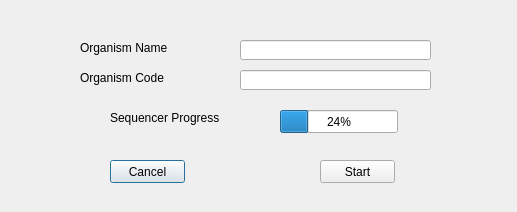
Before: the Qt Designer form pop_analysis_fna_combiner.ui in TrinhLab/CASPERapp, drawn with Qt 5.
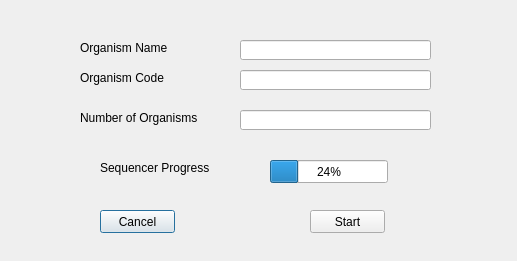
After: the same form once the commit is applied.

Commit message: began putting data into the top right table. Just have to do the avg repeat chromosome

```diff
--- a/pop_analysis_fna_combiner.ui
+++ b/pop_analysis_fna_combiner.ui
@@ -7,7 +7,7 @@
     <x>0</x>
     <y>0</y>
     <width>517</width>
-    <height>212</height>
+    <height>261</height>
    </rect>
   </property>
   <property name="windowTitle">
@@ -68,8 +68,8 @@
   <widget class="QLabel" name="label">
    <property name="geometry">
     <rect>
-     <x>110</x>
-     <y>110</y>
+     <x>100</x>
+     <y>160</y>
      <width>141</width>
      <height>16</height>
     </rect>
@@ -81,8 +81,8 @@
   <widget class="QProgressBar" name="sequencer_prog_bar">
    <property name="geometry">
     <rect>
-     <x>280</x>
-     <y>110</y>
+     <x>270</x>
+     <y>160</y>
      <width>118</width>
      <height>23</height>
     </rect>
@@ -94,8 +94,8 @@
   <widget class="QPushButton" name="cancel_button">
    <property name="geometry">
     <rect>
-     <x>110</x>
-     <y>160</y>
+     <x>100</x>
+     <y>210</y>
      <width>75</width>
      <height>23</height>
     </rect>
@@ -107,8 +107,8 @@
   <widget class="QPushButton" name="start_button">
    <property name="geometry">
     <rect>
-     <x>320</x>
-     <y>160</y>
+     <x>310</x>
+     <y>210</y>
      <width>75</width>
      <height>23</height>
     </rect>
@@ -120,6 +120,32 @@
     <string>Start</string>
    </property>
   </widget>
+  <widget class="QLabel" name="label_2">
+   <property name="geometry">
+    <rect>
+     <x>80</x>
+     <y>110</y>
+     <width>141</width>
+     <height>16</height>
+    </rect>
+   </property>
+   <property name="text">
+    <string>Number of Organisms</string>
+   </property>
+  </widget>
+  <widget class="QLineEdit" name="orgNum_lineEdit">
+   <property name="geometry">
+    <rect>
+     <x>240</x>
+     <y>110</y>
+     <width>191</width>
+     <height>20</height>
+    </rect>
+   </property>
+   <property name="toolTip">
+    <string>&lt;html&gt;&lt;head/&gt;&lt;body&gt;&lt;p&gt;This is the number of Organisms you want to do population analysis on.&lt;br/&gt;&lt;br/&gt;IE: if population analysis is being run on 5 organisms, this number is set to 5.&lt;/p&gt;&lt;/body&gt;&lt;/html&gt;</string>
+   </property>
+  </widget>
  </widget>
  <resources/>
  <connections/>
```
The commit also changes 2 other files.
